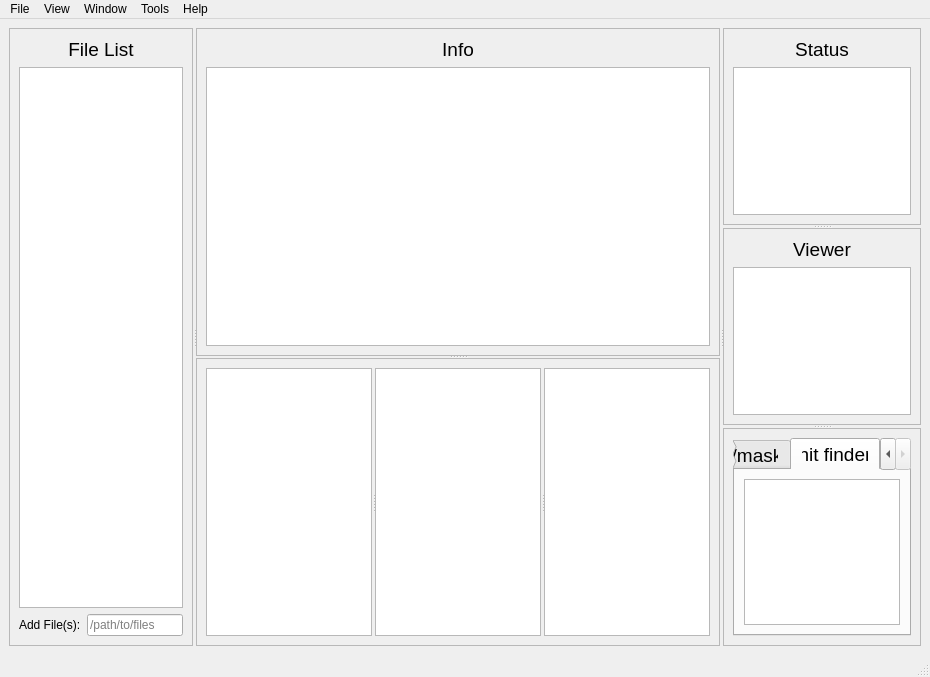
First picture: the form in ui/gui.ui, repository LiuLab-CSRC/ClickX, before the edit.
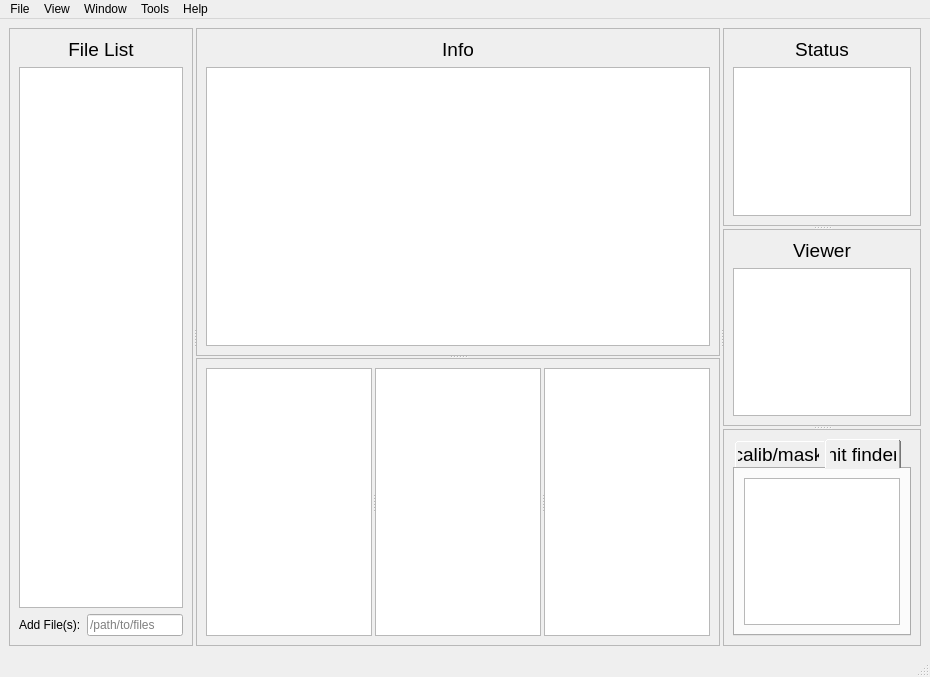
Second picture: the form after the edit. The open tabs and pages were chosen to show the change. Custom widgets are drawn as their Qt base class.

Commit message: tune tab style

The edit to the form file:
```diff
--- a/ui/gui.ui
+++ b/ui/gui.ui
@@ -270,6 +270,12 @@
            <property name="styleSheet">
             <string notr="true">QTabBar::tab {
     font-size: 14pt;
+}
+
+QTabBar::tab:top, QTabBar::tab:bottom {
+    min-width: 12ex;
+    margin-right: 1px;
+    padding: 5px;
 }</string>
            </property>
            <property name="currentIndex">
```
Left out of the diff: 2 changed lines with no effect on the pictures.
